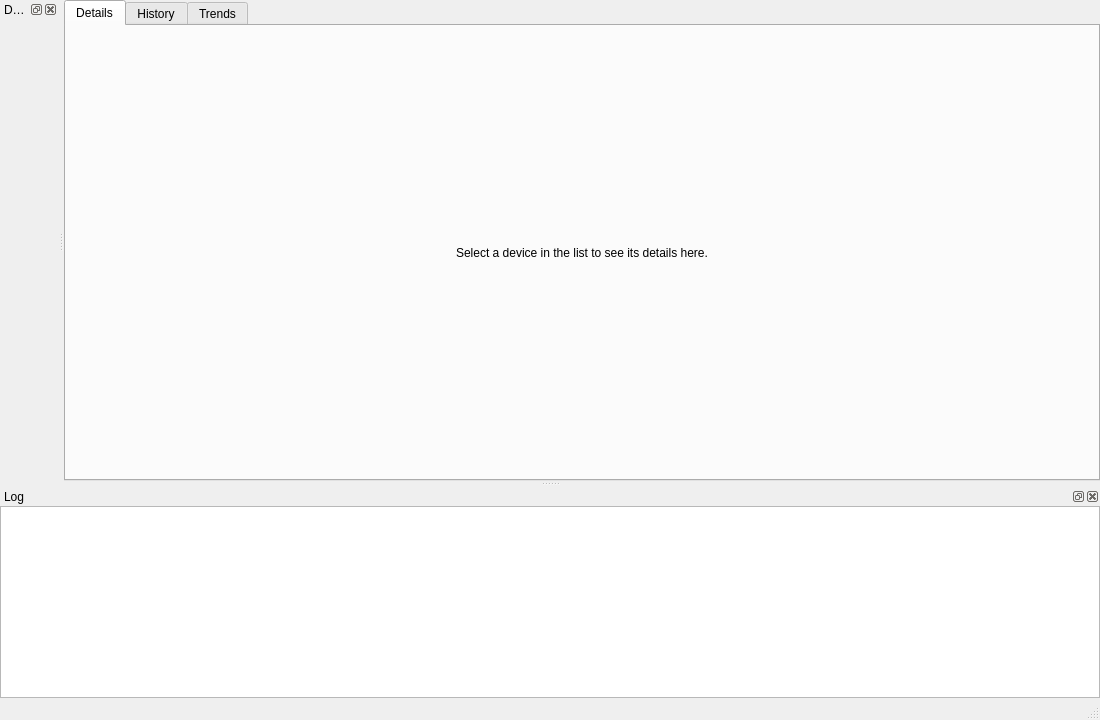
Qt form desktop/src/app/MainWindow.ui (P175B178/project-full-impl) before a commit.
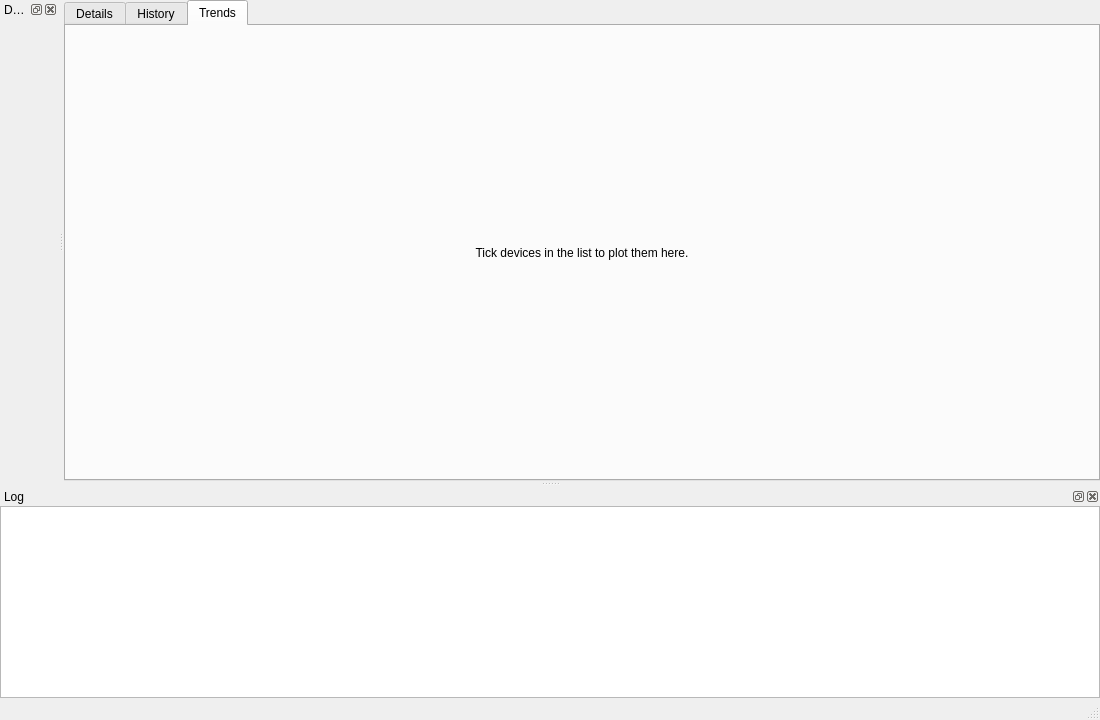
The same form after that commit. The open tabs and pages were chosen to show the change. Custom widgets are drawn as their Qt base class.

Commit message:
Choose which devices the charts show
On the course broker every group's device will show up, and a chart with all of them is
hard to read.

Diff of the .ui file:
```diff
--- a/desktop/src/app/MainWindow.ui
+++ b/desktop/src/app/MainWindow.ui
@@ -76,15 +76,28 @@
          </layout>
         </widget>
       </widget>
-      <widget class="QWidget" name="trendsPage">
+      <widget class="QStackedWidget" name="trendsStack">
        <attribute name="title">
         <string>Trends</string>
        </attribute>
+        <widget class="QLabel" name="trendsHint">
+         <property name="text">
+          <string>Tick devices in the list to plot them here.</string>
+         </property>
+         <property name="alignment">
+          <set>Qt::AlignCenter</set>
+         </property>
+         <property name="wordWrap">
+          <bool>true</bool>
+         </property>
+        </widget>
+        <widget class="QWidget" name="trendsPage">
        <layout class="QVBoxLayout" name="trendsLayout">
         <item>
          <widget class="warden::app::ChartPanel" name="charts" native="true"/>
         </item>
        </layout>
+        </widget>
       </widget>
      </widget>
     </item>
```
Lines whose indentation alone changed are shown as unchanged. The commit also changes 7 other files.
